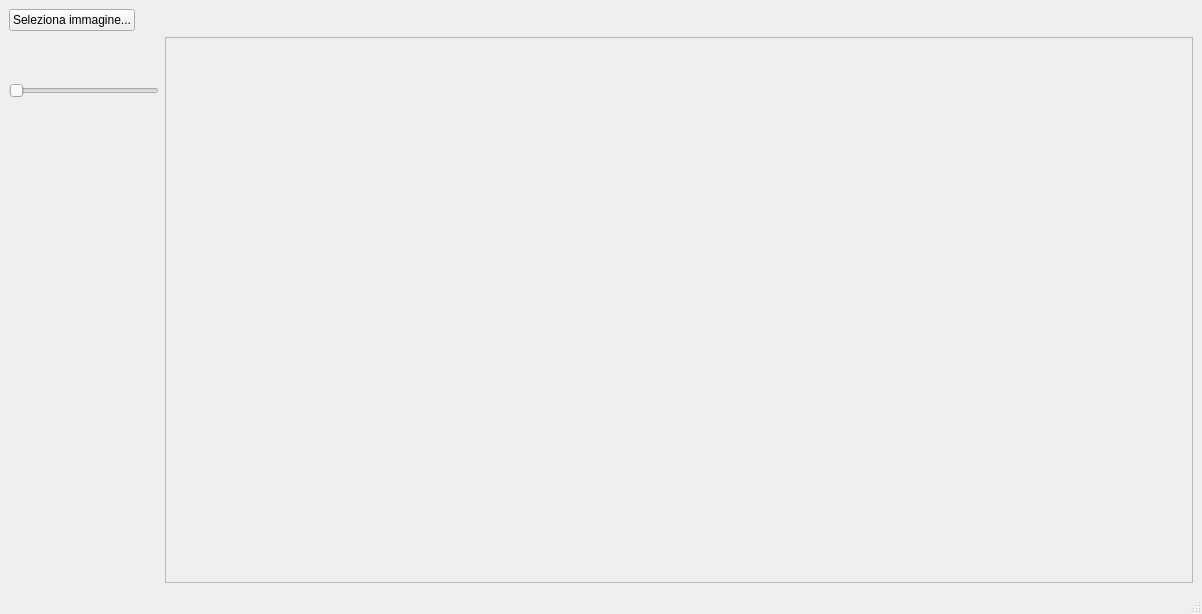
Before: the Qt Designer form gui/similarity.ui in Gioelio/FoodX-251-Clean-and-classification, drawn with Qt 5.
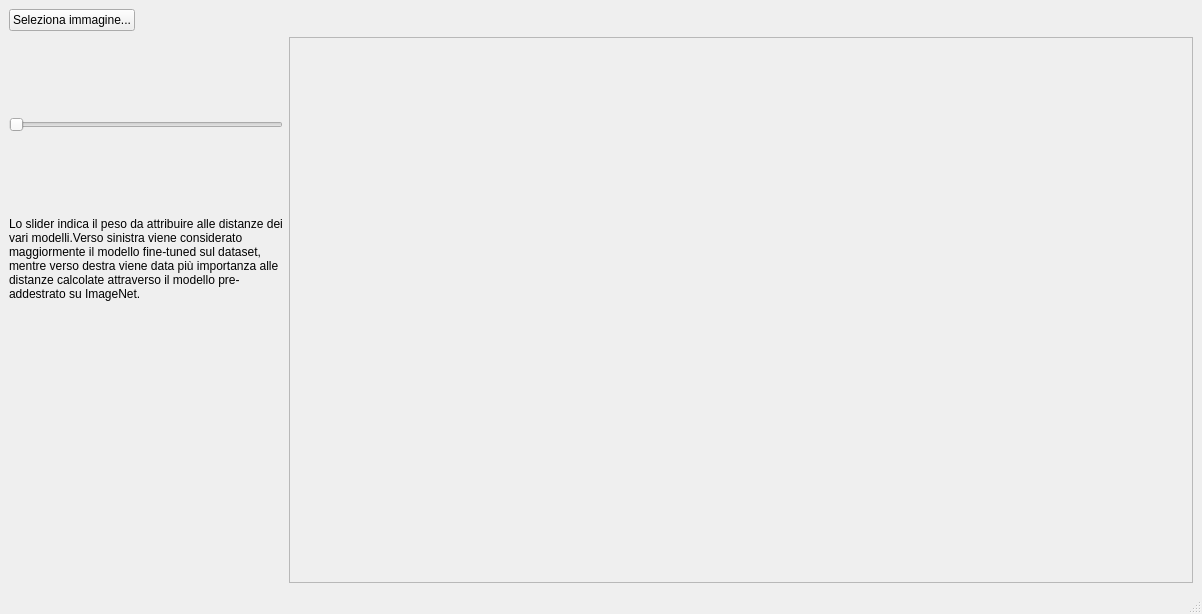
After: the same form once the commit is applied.

```diff
--- a/gui/similarity.ui
+++ b/gui/similarity.ui
@@ -33,23 +33,6 @@
       </item>
      </layout>
     </item>
-    <item row="1" column="1">
-     <widget class="QScrollArea" name="gridImages">
-      <property name="widgetResizable">
-       <bool>true</bool>
-      </property>
-      <widget class="QWidget" name="scrollAreaWidgetContents">
-       <property name="geometry">
-        <rect>
-         <x>0</x>
-         <y>0</y>
-         <width>1027</width>
-         <height>170</height>
-        </rect>
-       </property>
-      </widget>
-     </widget>
-    </item>
     <item row="1" column="0">
      <layout class="QVBoxLayout" name="verticalLayout">
       <property name="leftMargin">
@@ -84,8 +67,48 @@
         </property>
        </widget>
       </item>
+      <item>
+       <widget class="QLabel" name="labelLoading">
+        <property name="minimumSize">
+         <size>
+          <width>130</width>
+          <height>20</height>
+         </size>
+        </property>
+        <property name="text">
+         <string/>
+        </property>
+       </widget>
+      </item>
+      <item>
+       <widget class="QLabel" name="labelDescription">
+        <property name="text">
+         <string>Lo slider indica il peso da attribuire alle distanze dei vari modelli.Verso sinistra viene considerato maggiormente il modello fine-tuned sul dataset, mentre verso destra viene data più importanza alle distanze calcolate attraverso il modello pre-addestrato su ImageNet.</string>
+        </property>
+        <property name="wordWrap">
+         <bool>true</bool>
+        </property>
+       </widget>
+      </item>
      </layout>
     </item>
+    <item row="1" column="1">
+     <widget class="QScrollArea" name="gridImages">
+      <property name="widgetResizable">
+       <bool>true</bool>
+      </property>
+      <widget class="QWidget" name="scrollAreaWidgetContents">
+       <property name="geometry">
+        <rect>
+         <x>0</x>
+         <y>0</y>
+         <width>901</width>
+         <height>256</height>
+        </rect>
+       </property>
+      </widget>
+     </widget>
+    </item>
    </layout>
   </widget>
   <widget class="QMenuBar" name="menubar">
```
